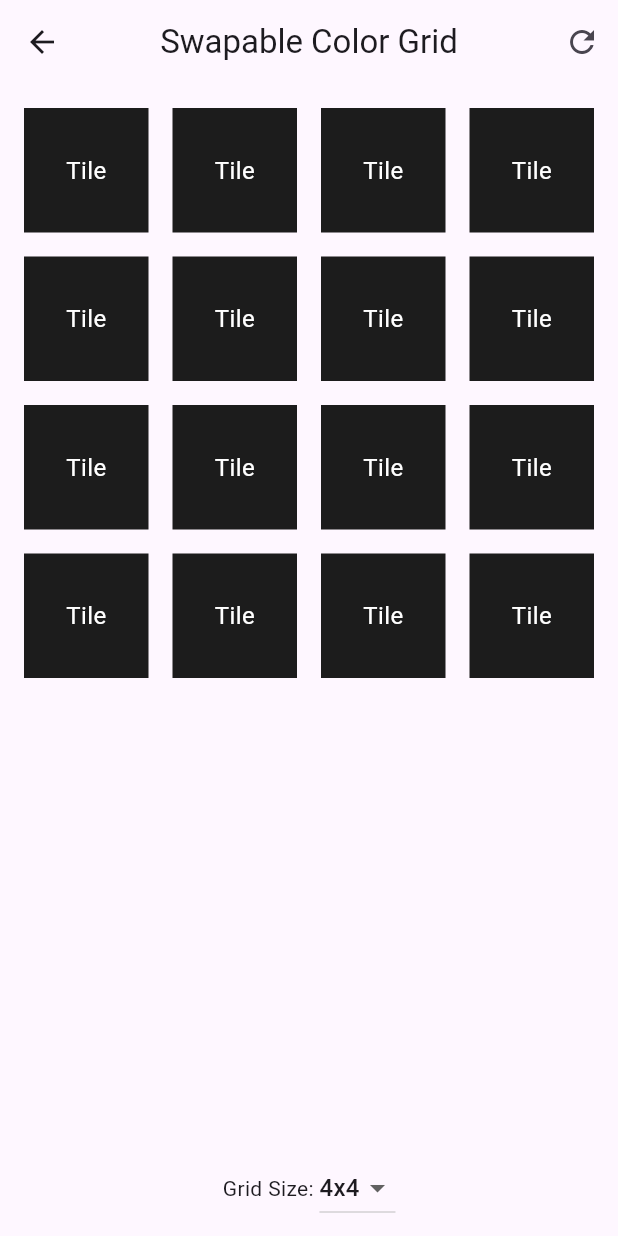
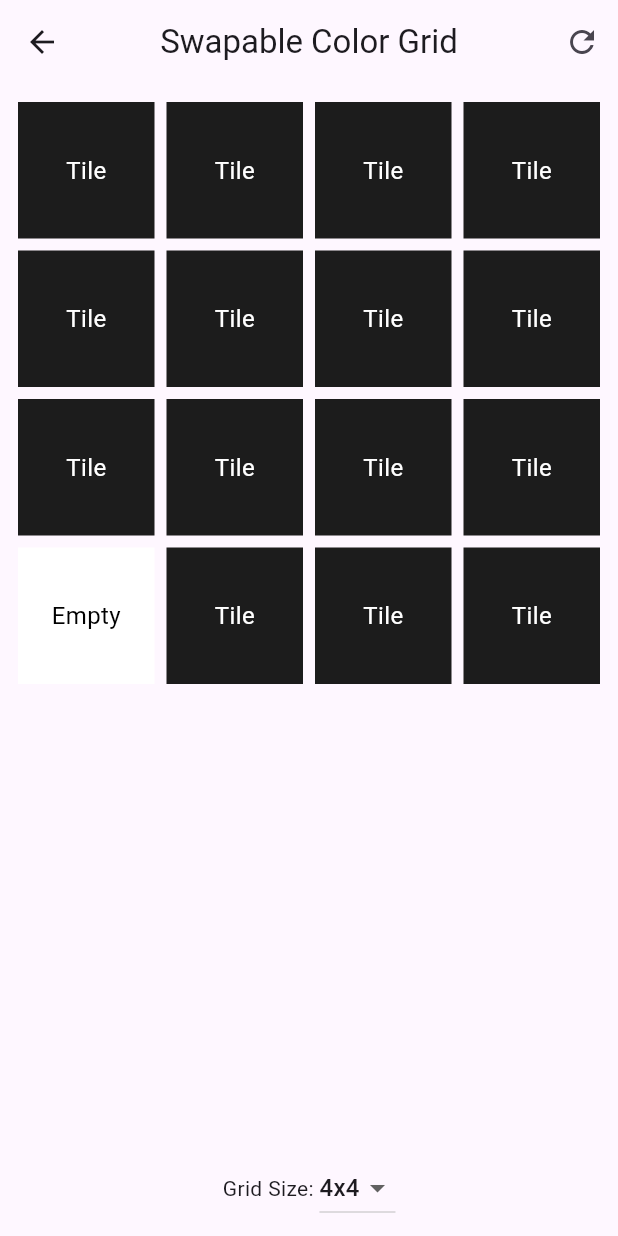
Before and after one commit to Shiyun22/AMSE, a Flutter app: the Exercise6bPage screen opened directly, after a tap on "Tile", on a phone screen of 412 x 824 dp. Run offline on Flutter 3.47's test engine with Material 3 defaults, Android fonts, the phone set to English and light mode, and no system bars.

Commit message:
更新代码

```diff
--- a/tp2/lib/main.dart
+++ b/tp2/lib/main.dart
@@ -56,14 +56,12 @@ class ExerciseCard extends StatelessWidget {
   }
 }
 
-// ==============
-// 瓷砖数据模型
-// ==============
 class ColoredTile {
-  final Color color;
+  final Color? color;
   final UniqueKey key;
+  final bool isEmpty;
 
-  ColoredTile(this.color) : key = UniqueKey();
+  ColoredTile({this.color, this.isEmpty = false}) : key = UniqueKey();
 
   ColoredTile.randomColor()
       : color = Color.fromARGB(
@@ -72,6 +70,7 @@ class ColoredTile {
           math.Random().nextInt(256),
           math.Random().nextInt(256),
         ),
+        isEmpty = false,
         key = UniqueKey();
 }
 
@@ -87,18 +86,124 @@ class TileWidget extends StatelessWidget {
   @override
   Widget build(BuildContext context) {
     return GestureDetector(
-      onTap: onTap,
+      onTap: tile.isEmpty ? null : onTap,
       child: Container(
         key: tile.key,
-        color: tile.color,
+        color: tile.isEmpty ? Colors.white : tile.color,
         width: 100,
         height: 100,
-        margin: EdgeInsets.all(8),
+        margin: EdgeInsets.all(4),
         child: Center(
-          child: Text(
-            "Tile",
-            style: TextStyle(color: Colors.white, fontSize: 16),
+          child: tile.isEmpty
+              ? Text("Empty", style: TextStyle(color: Colors.black, fontSize: 16))
+              : Text("Tile", style: TextStyle(color: Colors.white, fontSize: 16)),
+        ),
+      ),
+    );
+  }
+}
+
+// ==============
+// 主页面组件
+// ==============
+class Exercise6bPage extends StatefulWidget {
+  @override
+  _Exercise6bPageState createState() => _Exercise6bPageState();
+}
+
+// ==============
+// 页面状态
+// ==============
+class _Exercise6bPageState extends State<Exercise6bPage> {
+  late List<ColoredTile> tiles;
+  int gridSize = 4; // 默认4x4网格
+  int emptyIndex = 0;
+
+  @override
+  void initState() {
+    super.initState();
+    generateTiles();
+  }
+
+  void generateTiles() {
+    setState(() {
+      tiles = List.generate(gridSize * gridSize, (index) => ColoredTile.randomColor());
+      emptyIndex = math.Random().nextInt(tiles.length);
+      tiles[emptyIndex] = ColoredTile(isEmpty: true);
+    });
+  }
+
+  void swapTiles(int index) {
+    if (_isAdjacent(index, emptyIndex)) {
+      setState(() {
+        var temp = tiles[emptyIndex];
+        tiles[emptyIndex] = tiles[index];
+        tiles[index] = temp;
+        emptyIndex = index;
+      });
+    }
+  }
+
+  bool _isAdjacent(int index1, int index2) {
+    int row1 = index1 ~/ gridSize, col1 = index1 % gridSize;
+    int row2 = index2 ~/ gridSize, col2 = index2 % gridSize;
+    return (row1 == row2 && (col1 - col2).abs() == 1) ||
+           (col1 == col2 && (row1 - row2).abs() == 1);
+  }
+
+  @override
+  Widget build(BuildContext context) {
+    return Scaffold(
+      appBar: AppBar(
+        title: const Text('Swapable Color Grid'),
+        centerTitle: true,
+        actions: [
+          IconButton(
+            icon: Icon(Icons.refresh),
+            onPressed: generateTiles,
           ),
+        ],
+      ),
+      body: Center(
+        child: GridView.builder(
+          padding: EdgeInsets.all(8),
+          gridDelegate: SliverGridDelegateWithFixedCrossAxisCount(
+            crossAxisCount: gridSize,
+            childAspectRatio: 1.0,
+          ),
+          itemCount: tiles.length,
+          itemBuilder: (context, index) {
+            return TileWidget(
+              tiles[index],
+              onTap: () => swapTiles(index),
+            );
+          },
+        ),
+      ),
+      bottomNavigationBar: Padding(
+        padding: EdgeInsets.all(8.0),
+        child: Row(
+          mainAxisAlignment: MainAxisAlignment.center,
+          children: [
+            Text("Grid Size: "),
+            DropdownButton<int>(
+              value: gridSize,
+              items: [3, 4, 5, 6]
+                  .map((size) => DropdownMenuItem<int>(
+                        value: size,
+                        child: Text("${size}x${size}"),
+                      ))
+                  .toList(),
+              onChanged: (size) {
+                if (size != null) {
+                  setState(() {
+                    gridSize = size;
+                    generateTiles();
+                  });
+                }
+              },
+            ),
+          ],
         ),
       ),
     );
@@ -154,7 +259,7 @@ class _Exercise6aPageState extends State<Exercise6aPage> {
   }
 }
 
-
+/*
 class Exercise6bPage extends StatefulWidget {
   @override
   _Exercise6bPageState createState() => _Exercise6bPageState();
@@ -252,7 +357,7 @@ class _Exercise6bPageState extends State<Exercise6bPage> {
   }
 }
 
-
+*/
 
 
 // ==============
```
